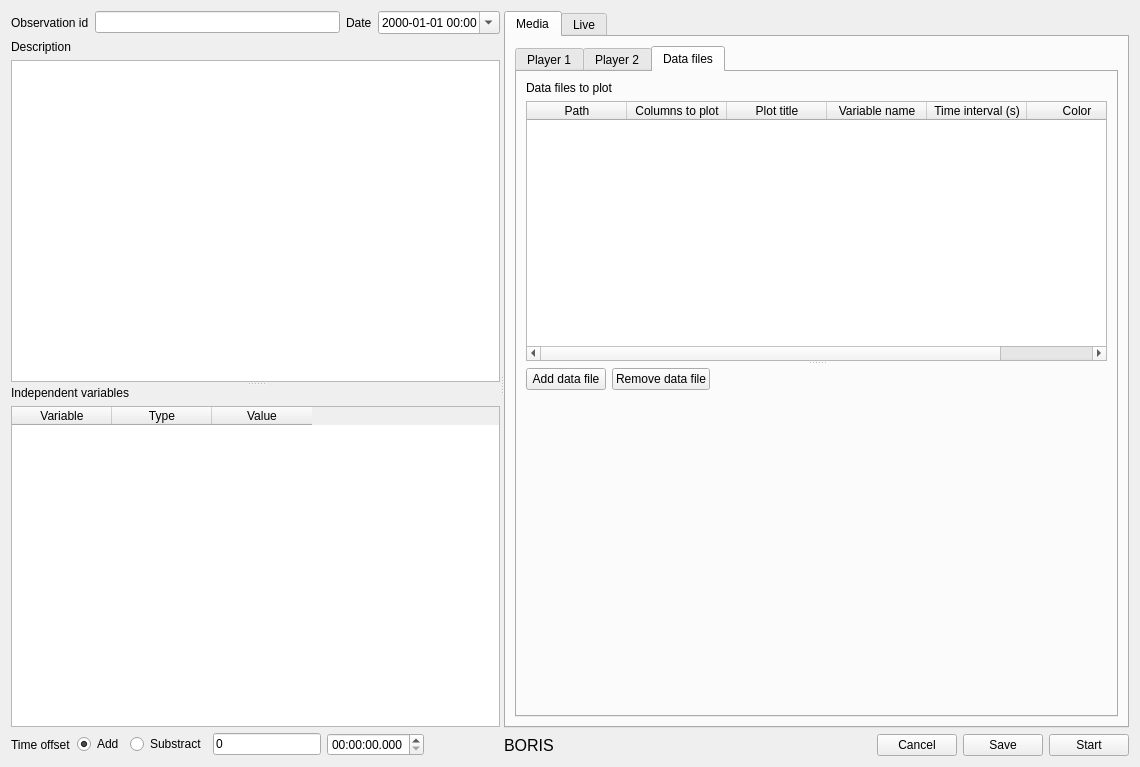
Before: the Qt Designer form observation.ui in olivierfriard/BORIS, drawn with Qt 5.
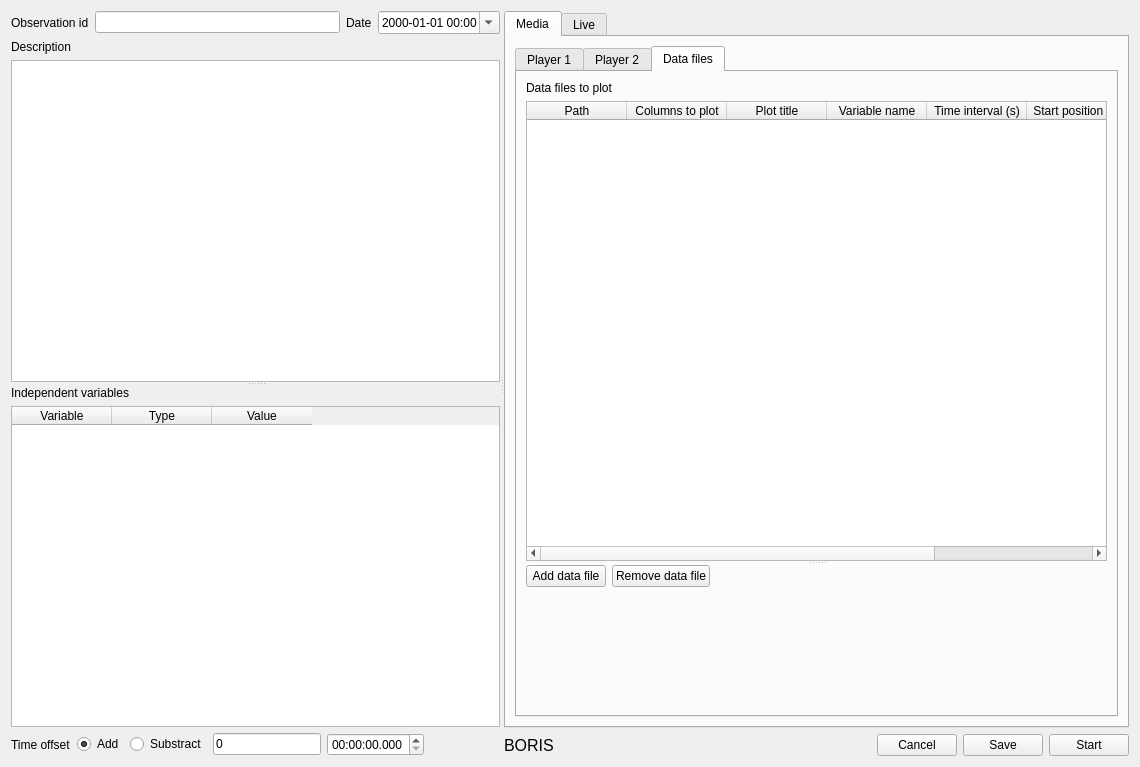
After: the same form once the commit is applied. The open tabs and pages were chosen to show the change.

```diff
--- a/observation.ui
+++ b/observation.ui
@@ -522,7 +522,7 @@
               <attribute name="title">
                <string>Data files</string>
               </attribute>
-              <layout class="QVBoxLayout" name="verticalLayout_16">
+              <layout class="QVBoxLayout" name="verticalLayout_17">
                <item>
                 <widget class="QSplitter" name="splitter_5">
                  <property name="orientation">
@@ -564,6 +564,11 @@
                        <string>Time interval (s)</string>
                       </property>
                      </column>
+                     <column>
+                      <property name="text">
+                       <string>Start position (s)</string>
+                      </property>
+                     </column>
                      <column>
                       <property name="text">
                        <string>Color</string>
@@ -573,7 +578,9 @@
                    </item>
                   </layout>
                  </widget>
-                 <widget class="QWidget" name="layoutWidget">
+                 <widget class="QWidget" name="">
+                  <layout class="QVBoxLayout" name="verticalLayout_16">
+                   <item>
                   <layout class="QHBoxLayout" name="horizontalLayout_5">
                    <item>
                     <widget class="QPushButton" name="pb_add_data_file">
@@ -603,8 +610,6 @@
                     </spacer>
                    </item>
                   </layout>
-                 </widget>
-                </widget>
                </item>
                <item>
                 <spacer name="verticalSpacer_4">
@@ -618,6 +623,10 @@
                   </size>
                  </property>
                 </spacer>
+                   </item>
+                  </layout>
+                 </widget>
+                </widget>
                </item>
               </layout>
              </widget>
```
Left out of the diff: 2 changed lines with no effect on the pictures. Lines whose indentation alone changed are shown as unchanged.
